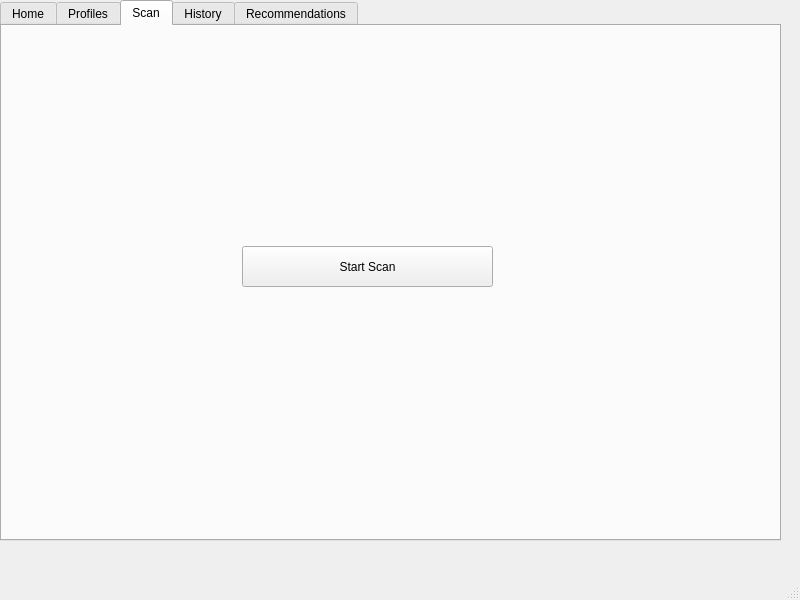
This is RaDoTech/mainwindow.ui in saugatttt/COMP3004-Final-Project as Qt 5 draws it before an edit. The edited form follows.
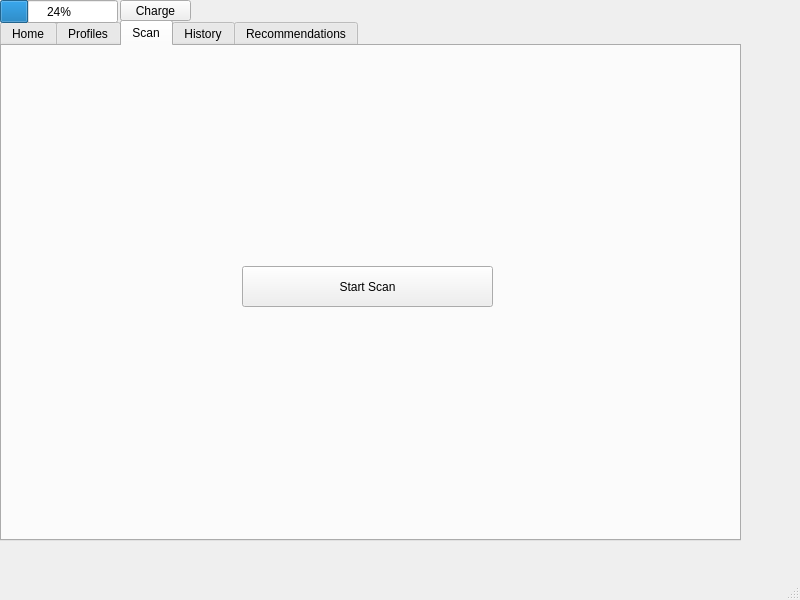
This is the edited form.

What changed in the file:
```diff
--- a/RaDoTech/mainwindow.ui
+++ b/RaDoTech/mainwindow.ui
@@ -18,9 +18,9 @@
     <property name="geometry">
      <rect>
       <x>0</x>
-      <y>0</y>
-      <width>781</width>
-      <height>541</height>
+      <y>20</y>
+      <width>741</width>
+      <height>521</height>
      </rect>
     </property>
     <property name="currentIndex">
@@ -78,6 +78,32 @@
      </attribute>
     </widget>
    </widget>
+   <widget class="QProgressBar" name="progressBar">
+    <property name="geometry">
+     <rect>
+      <x>0</x>
+      <y>0</y>
+      <width>118</width>
+      <height>23</height>
+     </rect>
+    </property>
+    <property name="value">
+     <number>24</number>
+    </property>
+   </widget>
+   <widget class="QPushButton" name="chargeButton">
+    <property name="geometry">
+     <rect>
+      <x>120</x>
+      <y>0</y>
+      <width>71</width>
+      <height>21</height>
+     </rect>
+    </property>
+    <property name="text">
+     <string>Charge</string>
+    </property>
+   </widget>
   </widget>
   <widget class="QMenuBar" name="menubar">
    <property name="geometry">
```
